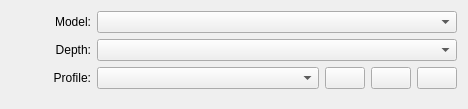
KDE/calligra, file krita/ui/forms/wdgcolorspaceselector.ui: the form before one commit.
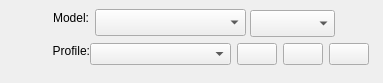
The form after the commit. Custom widgets are drawn as their Qt base class.

Commit message: first passs cleanup of what is left for the new dialog

Diff of the .ui file:
```diff
--- a/krita/ui/forms/wdgcolorspaceselector.ui
+++ b/krita/ui/forms/wdgcolorspaceselector.ui
@@ -6,13 +6,19 @@
    <rect>
     <x>0</x>
     <y>0</y>
-    <width>468</width>
-    <height>109</height>
+    <width>383</width>
+    <height>83</height>
    </rect>
   </property>
-  <layout class="QFormLayout" name="formLayout">
-   <item row="0" column="0">
     <widget class="QLabel" name="lblColorSpaces">
+   <property name="geometry">
+    <rect>
+     <x>9</x>
+     <y>9</y>
+     <width>80</width>
+     <height>17</height>
+    </rect>
+   </property>
      <property name="minimumSize">
       <size>
        <width>80</width>
@@ -29,38 +35,15 @@
       <cstring>cmbColorModels</cstring>
      </property>
     </widget>
-   </item>
-   <item row="0" column="1">
     <widget class="KisCmbIDList" name="cmbColorModels">
-     <property name="sizePolicy">
-      <sizepolicy hsizetype="Expanding" vsizetype="Preferred">
-       <horstretch>0</horstretch>
-       <verstretch>0</verstretch>
-      </sizepolicy>
-     </property>
-    </widget>
-   </item>
-   <item row="1" column="0">
-    <widget class="QLabel" name="lblColorModels">
-     <property name="minimumSize">
-      <size>
-       <width>80</width>
-       <height>0</height>
-      </size>
-     </property>
-     <property name="text">
-      <string>Depth:</string>
-     </property>
-     <property name="alignment">
-      <set>Qt::AlignRight|Qt::AlignTrailing|Qt::AlignVCenter</set>
-     </property>
-     <property name="buddy">
-      <cstring>cmbColorModels</cstring>
-     </property>
-    </widget>
-   </item>
-   <item row="1" column="1">
-    <widget class="KisCmbIDList" name="cmbColorDepth">
+   <property name="geometry">
+    <rect>
+     <x>95</x>
+     <y>9</y>
+     <width>151</width>
+     <height>27</height>
+    </rect>
+   </property>
      <property name="sizePolicy">
       <sizepolicy hsizetype="Expanding" vsizetype="Preferred">
        <horstretch>0</horstretch>
@@ -68,9 +51,15 @@
       </sizepolicy>
      </property>
     </widget>
-   </item>
-   <item row="2" column="0">
     <widget class="QLabel" name="lblProfiles">
+   <property name="geometry">
+    <rect>
+     <x>10</x>
+     <y>40</y>
+     <width>80</width>
+     <height>21</height>
+    </rect>
+   </property>
      <property name="minimumSize">
       <size>
        <width>80</width>
@@ -87,8 +76,31 @@
       <cstring>cmbProfile</cstring>
      </property>
     </widget>
-   </item>
-   <item row="2" column="1">
+  <widget class="KisCmbIDList" name="cmbColorDepth">
+   <property name="geometry">
+    <rect>
+     <x>250</x>
+     <y>10</y>
+     <width>85</width>
+     <height>27</height>
+    </rect>
+   </property>
+   <property name="sizePolicy">
+    <sizepolicy hsizetype="Expanding" vsizetype="Preferred">
+     <horstretch>0</horstretch>
+     <verstretch>0</verstretch>
+    </sizepolicy>
+   </property>
+  </widget>
+  <widget class="QWidget" name="">
+   <property name="geometry">
+    <rect>
+     <x>90</x>
+     <y>40</y>
+     <width>279</width>
+     <height>29</height>
+    </rect>
+   </property>
     <layout class="QHBoxLayout" name="horizontalLayout">
      <item>
       <widget class="SqueezedComboBox" name="cmbProfile">
@@ -140,8 +152,7 @@
       </widget>
      </item>
     </layout>
-   </item>
-  </layout>
+  </widget>
  </widget>
  <customwidgets>
   <customwidget>
```
Lines whose indentation alone changed are shown as unchanged. The commit also changes 3 other files.
